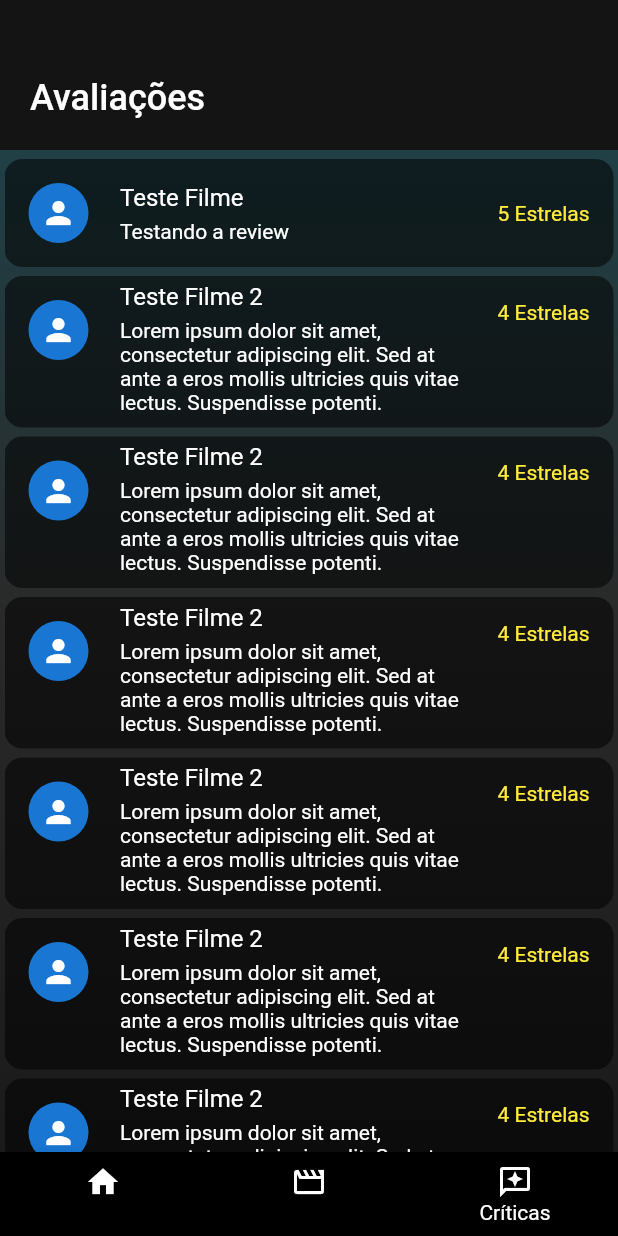
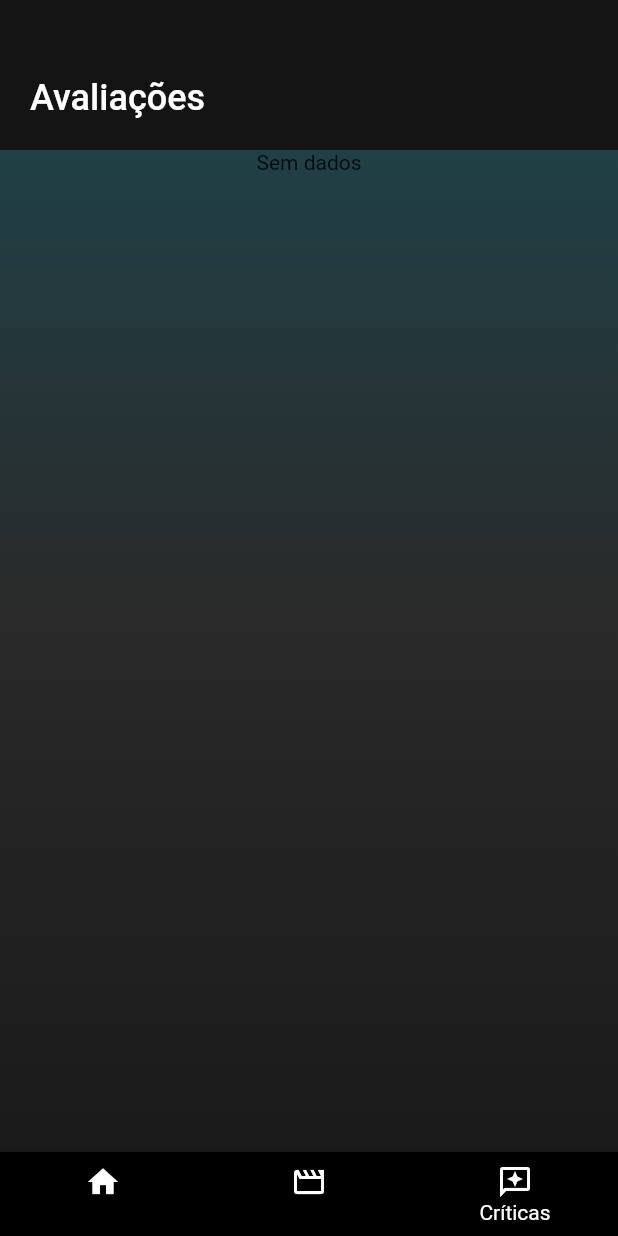
Before and after one commit to Pires1945/movies_review, a Flutter app: the screen it shows after launch, item 3 of the bottom bar chosen, on a phone screen of 412 x 824 dp. Run offline on Flutter 3.47's test engine with Material 2 defaults, Android fonts, the light colour scheme and no system bars; our stand-ins replace carousel_slider; accounts and stored records are empty; network calls fail.

Commit message:
Funcionando as avaliações dos filmes

```diff
--- a/lib/core/service/review/reviewMockService.dart
+++ b/lib/core/service/review/reviewMockService.dart
@@ -1,83 +1,10 @@
 import 'dart:async';
 import 'dart:math';
-
-import 'package:movies_review/core/models/movie.dart';
 import 'package:movies_review/core/models/review.dart';
-import 'package:movies_review/core/models/user.dart';
 import 'package:movies_review/core/service/review/reviewService.dart';
 
 class ReviewMockService implements ReviewService {
-  static final List<Review> _reviews = [
-    Review(
-      id: '123',
-      userId: '321',
-      movieTitle: 'Teste Filme',
-      movieId: 456,
-      review: 'Testando a review',
-      avaliation: 5,
-      date: DateTime.now(),
-    ),
-    Review(
-      id: '321',
-      userId: '123',
-      movieTitle: 'Teste Filme 2',
-      movieId: 654,
-      review:
-          'Lorem ipsum dolor sit amet, consectetur adipiscing elit. Sed at ante a eros mollis ultricies quis vitae lectus. Suspendisse potenti.',
-      avaliation: 4,
-      date: DateTime.now(),
-    ),
-    Review(
-      id: '321',
-      userId: '123',
-      movieTitle: 'Teste Filme 2',
-      movieId: 654,
-      review:
-          'Lorem ipsum dolor sit amet, consectetur adipiscing elit. Sed at ante a eros mollis ultricies quis vitae lectus. Suspendisse potenti.',
-      avaliation: 4,
-      date: DateTime.now(),
-    ),
-    Review(
-      id: '321',
-      userId: '123',
-      movieTitle: 'Teste Filme 2',
-      movieId: 654,
-      review:
-          'Lorem ipsum dolor sit amet, consectetur adipiscing elit. Sed at ante a eros mollis ultricies quis vitae lectus. Suspendisse potenti.',
-      avaliation: 4,
-      date: DateTime.now(),
-    ),
-    Review(
-      id: '321',
-      userId: '123',
-      movieTitle: 'Teste Filme 2',
-      movieId: 654,
-      review:
-          'Lorem ipsum dolor sit amet, consectetur adipiscing elit. Sed at ante a eros mollis ultricies quis vitae lectus. Suspendisse potenti.',
-      avaliation: 4,
-      date: DateTime.now(),
-    ),
-    Review(
-      id: '321',
-      userId: '123',
-      movieTitle: 'Teste Filme 2',
-      movieId: 654,
-      review:
-          'Lorem ipsum dolor sit amet, consectetur adipiscing elit. Sed at ante a eros mollis ultricies quis vitae lectus. Suspendisse potenti.',
-      avaliation: 4,
-      date: DateTime.now(),
-    ),
-    Review(
-      id: '321',
-      userId: '123',
-      movieTitle: 'Teste Filme 2',
-      movieId: 654,
-      review:
-          'Lorem ipsum dolor sit amet, consectetur adipiscing elit. Sed at ante a eros mollis ultricies quis vitae lectus. Suspendisse potenti.',
-      avaliation: 4,
-      date: DateTime.now(),
-    ),
-  ];
+  static final List<Review> _reviews = [];
   static MultiStreamController<List<Review>>? _controller;
 
   static final _reviewStream = Stream<List<Review>>.multi((controller) {
@@ -91,19 +18,20 @@ class ReviewMockService implements ReviewService {
   }
 
   @override
-  Future<Review> save(String movieTitle, String reviewText, int avaliation,
-      DateTime date, User user, Movie movie) async {
-    final review = Review(
-        id: Random().nextDouble().toString(),
-        userId: user.userId,
-        movieTitle: movie.title,
-        movieId: movie.id,
-        review: reviewText,
-        avaliation: avaliation,
-        date: date);
+  Future<Review> saveReview(Map<String, Object> data) async {
+    bool hasId = data['id'] != null;
+    final newReview = Review(
+      id: hasId ? data['id'] as String : Random().nextDouble().toString(),
+      userId: data['userId'] as String,
+      movieTitle: data['movieTitle'] as String,
+      movieId: data['movieId'] as int,
+      review: data['review'] as String,
+      avaliation: data['avaliation'] as int,
+      date: data['date'] as DateTime,
+    );
 
-    _reviews.add(review);
+    _reviews.add(newReview);
     _controller?.add(_reviews.reversed.toList());
-    return review;
+    return newReview;
   }
 }
--- a/lib/core/service/review/reviewService.dart
+++ b/lib/core/service/review/reviewService.dart
@@ -1,13 +1,10 @@
-import 'package:movies_review/core/models/movie.dart';
 import 'package:movies_review/core/models/review.dart';
 import 'package:movies_review/core/service/review/reviewMockService.dart';
 
-import '../../models/user.dart';
-
 abstract class ReviewService {
   Stream<List<Review>> reviewStream();
-  Future<Review> save(String movieTitle, String review, int avaliation,
-      DateTime date, User user, Movie movie);
+
+  Future<Review> saveReview(Map<String, Object> data);
 
   factory ReviewService() {
     return ReviewMockService();
```
Also changed, not shown: lib/core/service/review/reviewList.dart (deleted, +0 -118 lines), lib/pages/movieDetail.dart (+29 -16 lines), lib/pages/reviewForm.dart (+10 -0 lines).
